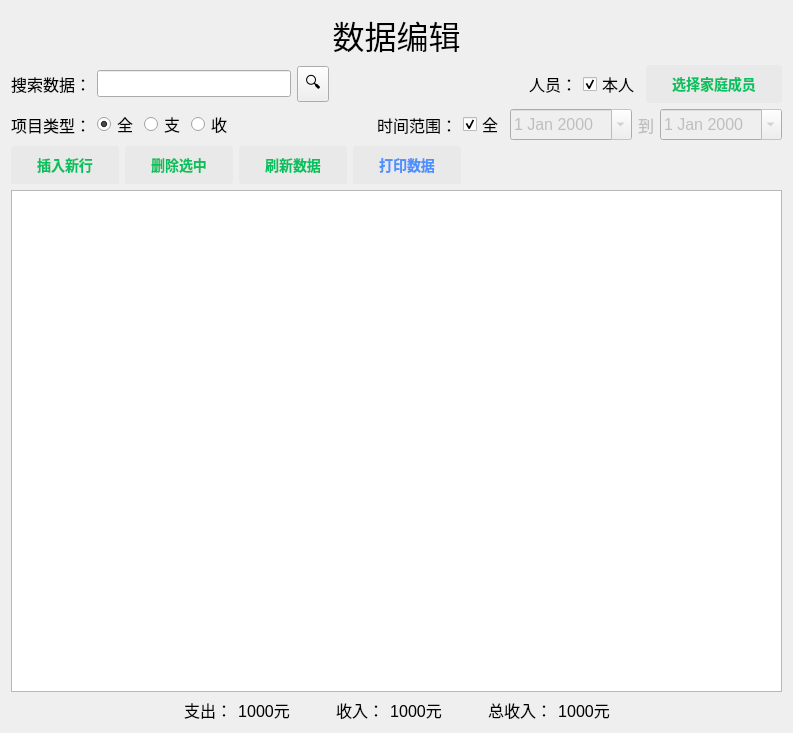
Old version of the form ui/HomeWealth/page/page_edit/page_edit.ui in the repository sAkuraOfficial/HomeWealth.
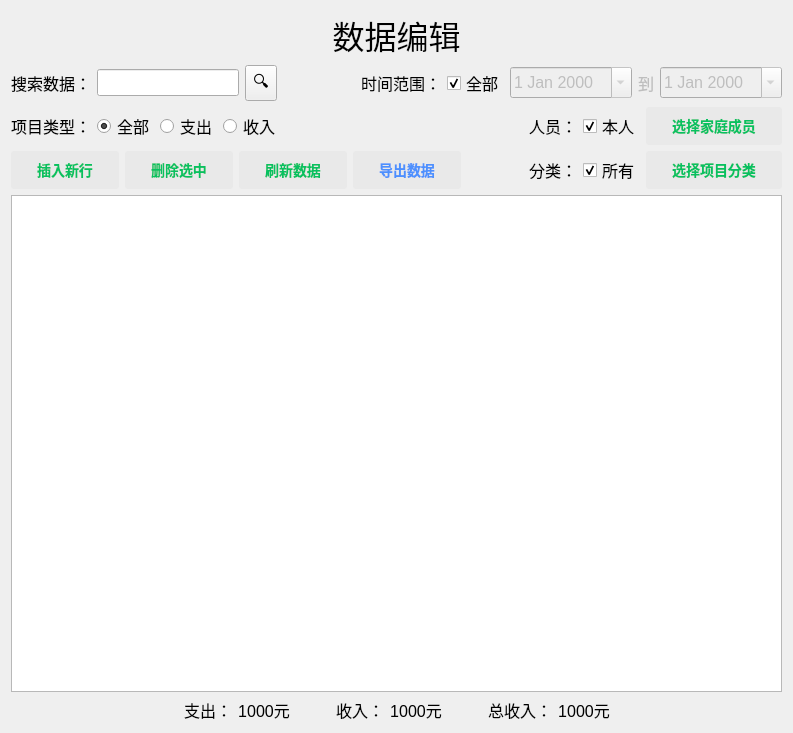
New version of the form.

Patch:
```diff
--- a/ui/HomeWealth/page/page_edit/page_edit.ui
+++ b/ui/HomeWealth/page/page_edit/page_edit.ui
@@ -119,128 +119,6 @@
       </spacer>
      </item>
      <item>
-      <widget class="QLabel" name="label_6">
-       <property name="font">
-        <font>
-         <pointsize>12</pointsize>
-        </font>
-       </property>
-       <property name="text">
-        <string>人员：</string>
-       </property>
-       <property name="alignment">
-        <set>Qt::AlignmentFlag::AlignCenter</set>
-       </property>
-      </widget>
-     </item>
-     <item>
-      <widget class="QCheckBox" name="checkBox_searchUser_selectMe">
-       <property name="font">
-        <font>
-         <pointsize>12</pointsize>
-        </font>
-       </property>
-       <property name="text">
-        <string>本人</string>
-       </property>
-       <property name="checked">
-        <bool>true</bool>
-       </property>
-      </widget>
-     </item>
-     <item>
-      <widget class="QPushButton" name="pushButton_searchUser_selectFromFamily">
-       <property name="enabled">
-        <bool>false</bool>
-       </property>
-       <property name="font">
-        <font>
-         <pointsize>-1</pointsize>
-         <bold>true</bold>
-        </font>
-       </property>
-       <property name="text">
-        <string>选择家庭成员</string>
-       </property>
-      </widget>
-     </item>
-    </layout>
-   </item>
-   <item>
-    <layout class="QHBoxLayout" name="horizontalLayout_4">
-     <item>
-      <widget class="QLabel" name="label_7">
-       <property name="font">
-        <font>
-         <pointsize>12</pointsize>
-        </font>
-       </property>
-       <property name="text">
-        <string>项目类型：</string>
-       </property>
-       <property name="alignment">
-        <set>Qt::AlignmentFlag::AlignCenter</set>
-       </property>
-      </widget>
-     </item>
-     <item>
-      <widget class="QRadioButton" name="radioButton_selectType_all">
-       <property name="font">
-        <font>
-         <pointsize>12</pointsize>
-        </font>
-       </property>
-       <property name="text">
-        <string>全</string>
-       </property>
-       <property name="checked">
-        <bool>true</bool>
-       </property>
-      </widget>
-     </item>
-     <item>
-      <widget class="QRadioButton" name="radioButton_selectType_pay">
-       <property name="font">
-        <font>
-         <pointsize>12</pointsize>
-        </font>
-       </property>
-       <property name="text">
-        <string>支</string>
-       </property>
-      </widget>
-     </item>
-     <item>
-      <widget class="QRadioButton" name="radioButton_selectType_get">
-       <property name="font">
-        <font>
-         <pointsize>12</pointsize>
-        </font>
-       </property>
-       <property name="text">
-        <string>收</string>
-       </property>
-      </widget>
-     </item>
-     <item>
-      <spacer name="horizontalSpacer_5">
-       <property name="font">
-        <font>
-         <pointsize>12</pointsize>
-        </font>
-       </property>
-       <property name="orientation">
-        <enum>Qt::Orientation::Horizontal</enum>
-       </property>
-       <property name="sizeHint" stdset="0">
-        <size>
-         <width>40</width>
-         <height>20</height>
-        </size>
-       </property>
-      </spacer>
-     </item>
-     <item>
       <widget class="QLabel" name="label_5">
        <property name="font">
         <font>
@@ -263,7 +141,7 @@
         </font>
        </property>
        <property name="text">
-        <string>全</string>
+        <string>全部</string>
        </property>
        <property name="checked">
         <bool>true</bool>
@@ -323,6 +201,128 @@
      </item>
     </layout>
    </item>
+   <item>
+    <layout class="QHBoxLayout" name="horizontalLayout_4">
+     <item>
+      <widget class="QLabel" name="label_7">
+       <property name="font">
+        <font>
+         <pointsize>12</pointsize>
+        </font>
+       </property>
+       <property name="text">
+        <string>项目类型：</string>
+       </property>
+       <property name="alignment">
+        <set>Qt::AlignmentFlag::AlignCenter</set>
+       </property>
+      </widget>
+     </item>
+     <item>
+      <widget class="QRadioButton" name="radioButton_selectType_all">
+       <property name="font">
+        <font>
+         <pointsize>12</pointsize>
+        </font>
+       </property>
+       <property name="text">
+        <string>全部</string>
+       </property>
+       <property name="checked">
+        <bool>true</bool>
+       </property>
+      </widget>
+     </item>
+     <item>
+      <widget class="QRadioButton" name="radioButton_selectType_incmome">
+       <property name="font">
+        <font>
+         <pointsize>12</pointsize>
+        </font>
+       </property>
+       <property name="text">
+        <string>支出</string>
+       </property>
+      </widget>
+     </item>
+     <item>
+      <widget class="QRadioButton" name="radioButton_selectType_expense">
+       <property name="font">
+        <font>
+         <pointsize>12</pointsize>
+        </font>
+       </property>
+       <property name="text">
+        <string>收入</string>
+       </property>
+      </widget>
+     </item>
+     <item>
+      <spacer name="horizontalSpacer_5">
+       <property name="font">
+        <font>
+         <pointsize>12</pointsize>
+        </font>
+       </property>
+       <property name="orientation">
+        <enum>Qt::Orientation::Horizontal</enum>
+       </property>
+       <property name="sizeHint" stdset="0">
+        <size>
+         <width>40</width>
+         <height>20</height>
+        </size>
+       </property>
+      </spacer>
+     </item>
+     <item>
+      <widget class="QLabel" name="label_6">
+       <property name="font">
+        <font>
+         <pointsize>12</pointsize>
+        </font>
+       </property>
+       <property name="text">
+        <string>人员：</string>
+       </property>
+       <property name="alignment">
+        <set>Qt::AlignmentFlag::AlignCenter</set>
+       </property>
+      </widget>
+     </item>
+     <item>
+      <widget class="QCheckBox" name="checkBox_searchUser_selectMe">
+       <property name="font">
+        <font>
+         <pointsize>12</pointsize>
+        </font>
+       </property>
+       <property name="text">
+        <string>本人</string>
+       </property>
+       <property name="checked">
+        <bool>true</bool>
+       </property>
+      </widget>
+     </item>
+     <item>
+      <widget class="QPushButton" name="pushButton_searchUser_selectFromFamily">
+       <property name="enabled">
+        <bool>false</bool>
+       </property>
+       <property name="font">
+        <font>
+         <pointsize>-1</pointsize>
+         <bold>true</bold>
+        </font>
+       </property>
+       <property name="text">
+        <string>选择家庭成员</string>
+       </property>
+      </widget>
+     </item>
+    </layout>
+   </item>
    <item>
     <layout class="QHBoxLayout" name="horizontalLayout">
      <item>
@@ -385,7 +385,7 @@
         <string notr="true">color:#4d90fe;</string>
        </property>
        <property name="text">
-        <string>打印数据</string>
+        <string>导出数据</string>
        </property>
       </widget>
      </item>
@@ -408,6 +408,52 @@
        </property>
       </spacer>
      </item>
+     <item>
+      <widget class="QLabel" name="label_12">
+       <property name="font">
+        <font>
+         <pointsize>12</pointsize>
+        </font>
+       </property>
+       <property name="text">
+        <string>分类：</string>
+       </property>
+       <property name="alignment">
+        <set>Qt::AlignmentFlag::AlignCenter</set>
+       </property>
+      </widget>
+     </item>
+     <item>
+      <widget class="QCheckBox" name="checkBox_searchCategory_selectAllCategory">
+       <property name="font">
+        <font>
+         <pointsize>12</pointsize>
+        </font>
+       </property>
+       <property name="text">
+        <string>所有</string>
+       </property>
+       <property name="checked">
+        <bool>true</bool>
+       </property>
+      </widget>
+     </item>
+     <item>
+      <widget class="QPushButton" name="pushButton_searchCategory_selectFromCategoryList">
+       <property name="enabled">
+        <bool>false</bool>
+       </property>
+       <property name="font">
+        <font>
+         <pointsize>-1</pointsize>
+         <bold>true</bold>
+        </font>
+       </property>
+       <property name="text">
+        <string>选择项目分类</string>
+       </property>
+      </widget>
+     </item>
     </layout>
    </item>
    <item>
```
Left out of the diff: 4 changed lines with no effect on the pictures.
